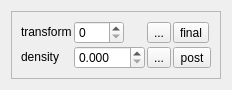
The window that trunk/src/ui/selecttrianglewidget.ui (bitsed/qosmic) describes before a commit, drawn with Qt 5.
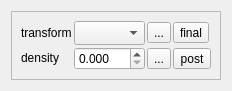
The same window after the commit. Icons and pictures are not drawn. Custom widgets are drawn as their Qt base class.

```diff
--- a/trunk/src/ui/selecttrianglewidget.ui
+++ b/trunk/src/ui/selecttrianglewidget.ui
@@ -6,8 +6,8 @@
    <rect>
     <x>0</x>
     <y>0</y>
-    <width>207</width>
-    <height>78</height>
+    <width>212</width>
+    <height>84</height>
    </rect>
   </property>
   <property name="windowTitle">
@@ -28,7 +28,7 @@
      <property name="frameShadow">
       <enum>QFrame::Sunken</enum>
      </property>
-     <layout class="QGridLayout" name="gridLayout" columnstretch="0,1,0,0,0">
+     <layout class="QGridLayout" name="gridLayout" columnstretch="0,1,0,0">
       <property name="spacing">
        <number>2</number>
       </property>
@@ -49,12 +49,15 @@
        </widget>
       </item>
       <item row="0" column="1">
-       <widget class="QSpinBox" name="m_selectedTriangleEditor">
-        <property name="maximumSize">
-         <size>
-          <width>50</width>
-          <height>16777215</height>
-         </size>
+       <widget class="QComboBox" name="m_selectedTriangleBox">
+        <property name="sizePolicy">
+         <sizepolicy hsizetype="MinimumExpanding" vsizetype="Fixed">
+          <horstretch>0</horstretch>
+          <verstretch>0</verstretch>
+         </sizepolicy>
+        </property>
+        <property name="sizeAdjustPolicy">
+         <enum>QComboBox::AdjustToMinimumContentsLengthWithIcon</enum>
         </property>
        </widget>
       </item>
```
Left out of the diff: 46 changed lines with no effect on the pictures.
